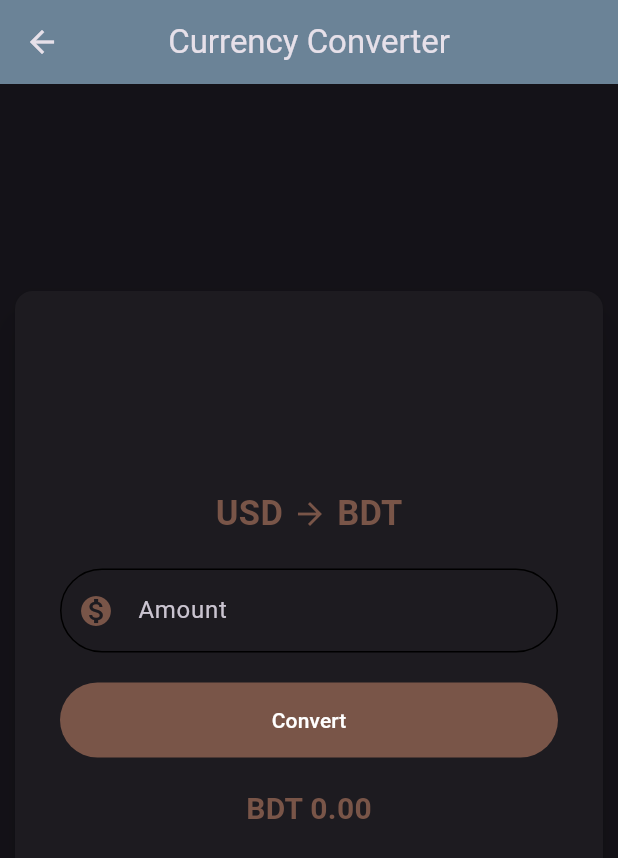
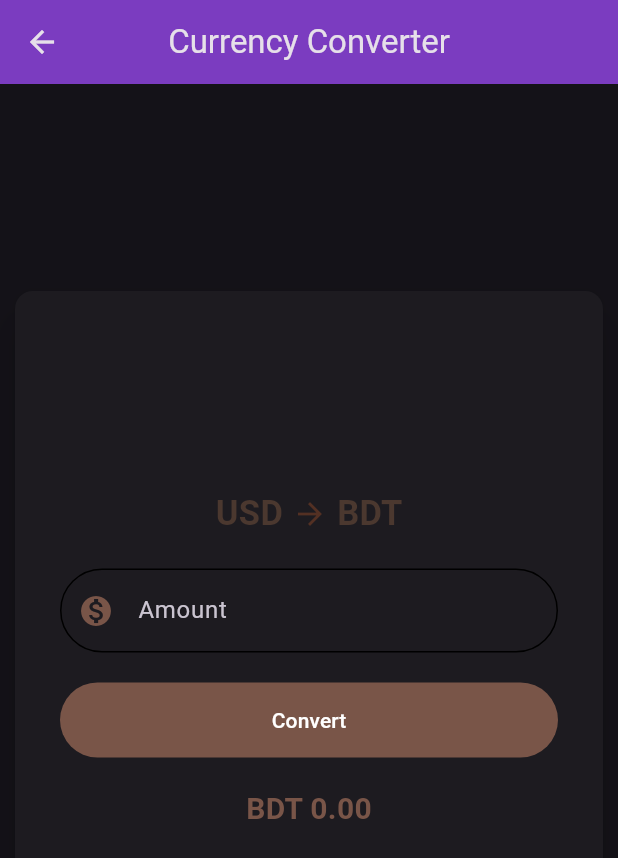
Before and after one commit to ShoumoRoy87/flutter_application_1, a Flutter app: the ConverterPage screen opened directly, on a phone screen of 412 x 824 dp. Shown: the top 858 px of the screen. Run offline on Flutter 3.47's test engine with Material 3 defaults, Android fonts, the phone set to English and light mode, and no system bars.

Commit message:
Fixed a small bug

```diff
--- a/lib/converter_page.dart
+++ b/lib/converter_page.dart
@@ -42,7 +42,7 @@ class _ConverterPageState extends State<ConverterPage> {
   Widget build(Object context) {
     final border = OutlineInputBorder(
       borderSide: BorderSide(
-        color: Colors.brown,
+        color: const Color.fromARGB(255, 189, 231, 75),
         width: 2,
         style: BorderStyle.solid,
       ),
@@ -50,7 +50,7 @@ class _ConverterPageState extends State<ConverterPage> {
     );
 
     final textStyle = TextStyle(
-      color: Colors.brown,
+      color: const Color.fromARGB(255, 75, 56, 47),
       fontSize: 23,
       fontWeight: FontWeight.bold,
     );
@@ -60,7 +60,7 @@ class _ConverterPageState extends State<ConverterPage> {
         title: Text("Currency Converter"),
         elevation: 5,
         centerTitle: true,
-        backgroundColor: Colors.blueGrey,
+        backgroundColor: const Color.fromARGB(255, 113, 46, 185),
       ),
       body: Center(
         child: SizedBox(
@@ -79,7 +79,10 @@ class _ConverterPageState extends State<ConverterPage> {
                     mainAxisAlignment: MainAxisAlignment.center,
                     children: [
                       Text('USD ', style: textStyle),
-                      Icon(Icons.arrow_forward, color: Colors.brown),
+                      Icon(
+                        Icons.arrow_forward,
+                        color: const Color.fromARGB(255, 83, 48, 35),
+                      ),
                       Text(' BDT', style: textStyle),
                     ],
                   ),
--- a/lib/gridview_page.dart
+++ b/lib/gridview_page.dart
@@ -48,7 +48,10 @@ class GridviewPage extends StatelessWidget {
       },
     ];
     return Scaffold(
-      appBar: AppBar(title: Text("GridView"), backgroundColor: Colors.blueGrey),
+      appBar: AppBar(
+        title: Text("GridView"),
+        backgroundColor: const Color.fromARGB(255, 146, 81, 132),
+      ),
       body: GridView.builder(
         gridDelegate: SliverGridDelegateWithFixedCrossAxisCount(
           crossAxisCount: 2,
--- a/lib/landing_page.dart
+++ b/lib/landing_page.dart
@@ -15,7 +15,7 @@ class LandingPage extends StatefulWidget {
 class _LandingPageState extends State<LandingPage> {
   final buttonStyle = ElevatedButton.styleFrom(
     minimumSize: Size(150, 80),
-    backgroundColor: Colors.blueGrey,
+    backgroundColor: const Color.fromARGB(255, 11, 2, 20),
   );
   @override
   Widget build(BuildContext context) {
--- a/lib/listview_page.dart
+++ b/lib/listview_page.dart
@@ -48,7 +48,10 @@ class ListviewPage extends StatelessWidget {
       },
     ];
     return Scaffold(
-      appBar: AppBar(title: Text("ListView"), backgroundColor: Colors.blueGrey),
+      appBar: AppBar(
+        title: Text("ListView"),
+        backgroundColor: const Color.fromARGB(255, 91, 65, 217),
+      ),
       body: ListView.builder(
         itemCount: myItems.length,
         itemBuilder: (context, index) {
--- a/lib/widgets/nav_drawer.dart
+++ b/lib/widgets/nav_drawer.dart
@@ -14,7 +14,9 @@ class NavDrawer extends StatelessWidget {
           DrawerHeader(
             padding: EdgeInsets.all(0),
             child: UserAccountsDrawerHeader(
-              decoration: BoxDecoration(color: Colors.blueGrey),
+              decoration: BoxDecoration(
+                color: const Color.fromARGB(255, 70, 173, 224),
+              ),
               accountName: Text("Name"),
               accountEmail: Text("Email"),
               currentAccountPicture: Image.asset("assets/images/flutter.png"),
```
Also changed, not shown: lib/form_page.dart (+5 -2 lines).
